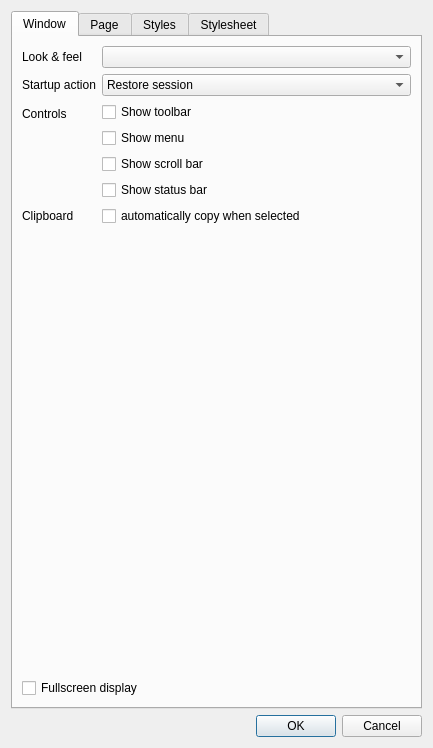
First picture: the form in src/settings.ui, repository CrazyCoder/crqt-ng, before the edit.
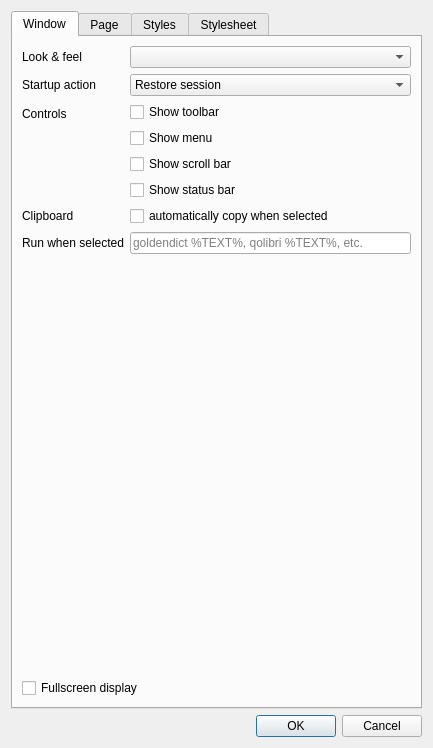
Second picture: the form after the edit. The open tabs and pages were chosen to show the change. Icons and pictures are not drawn.

Commit message: Automatically run command when text is selected.

```diff
--- a/src/settings.ui
+++ b/src/settings.ui
@@ -142,6 +142,27 @@
            </property>
           </widget>
          </item>
+         <item row="4" column="0">
+          <widget class="QLabel" name="label_56">
+           <property name="text">
+            <string>Run when selected</string>
+           </property>
+          </widget>
+         </item>
+         <item row="4" column="1">
+          <widget class="QLineEdit" name="cbSelectionCommand">
+           <property name="toolTip">
+            <string>Automatically send selected text to this application.
+%TEXT% will be replaced with the selected text.</string>
+           </property>
+           <property name="text">
+            <string/>
+           </property>
+           <property name="placeholderText">
+            <string>goldendict %TEXT%, qolibri %TEXT%, etc.</string>
+           </property>
+          </widget>
+         </item>
         </layout>
        </item>
        <item>
```
The commit also changes 14 other files.
